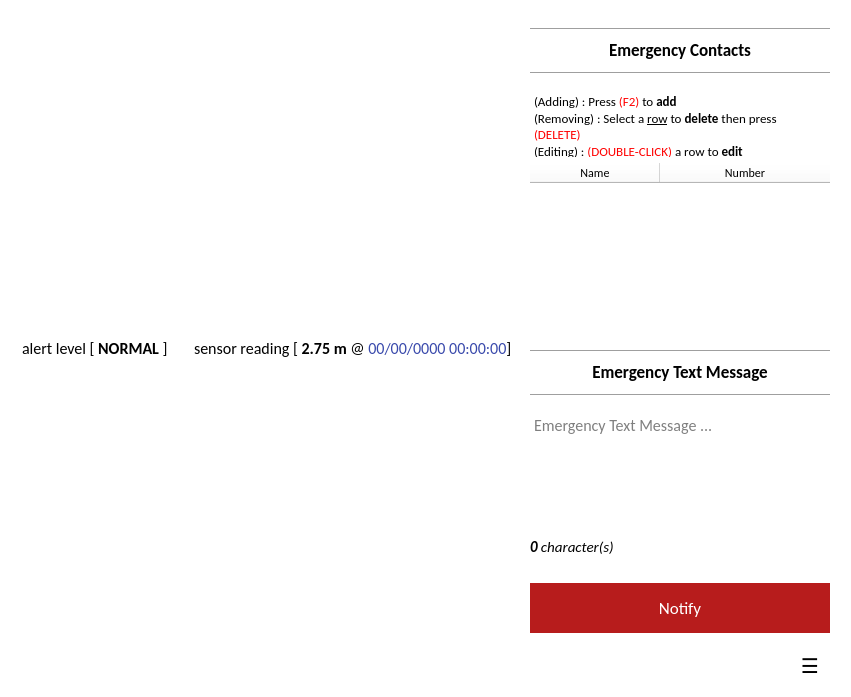
First picture: the form in ufwls.ui, repository drichardcarl/UFWLS, before the edit.
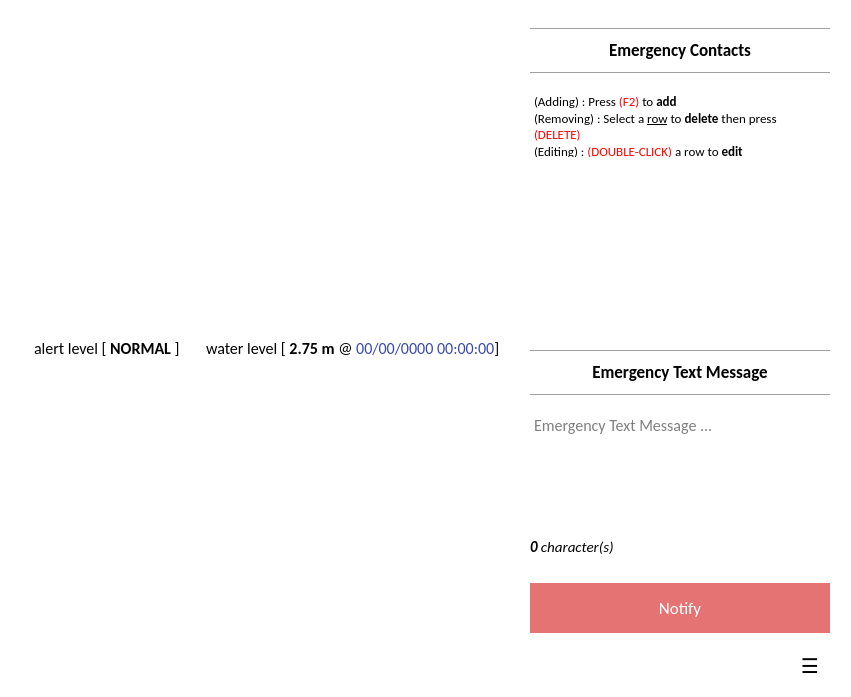
Second picture: the form after the edit. Icons and pictures are not drawn.

```diff
--- a/ufwls.ui
+++ b/ufwls.ui
@@ -128,7 +128,7 @@
             </font>
            </property>
            <property name="text">
-            <string>&lt;html&gt;&lt;head/&gt;&lt;body&gt;&lt;p&gt;sensor reading [ &lt;span style=&quot; font-weight:600;&quot;&gt;2.75 m &lt;/span&gt;@ &lt;span style=&quot; color:#3949ab;&quot;&gt;00/00/0000 00:00:00&lt;/span&gt;]&lt;/p&gt;&lt;/body&gt;&lt;/html&gt;</string>
+            <string>&lt;html&gt;&lt;head/&gt;&lt;body&gt;&lt;p&gt;water level [ &lt;span style=&quot; font-weight:600;&quot;&gt;2.75 m &lt;/span&gt;@ &lt;span style=&quot; color:#3949ab;&quot;&gt;00/00/0000 00:00:00&lt;/span&gt;]&lt;/p&gt;&lt;/body&gt;&lt;/html&gt;</string>
            </property>
           </widget>
          </item>
@@ -328,7 +328,7 @@
           <bool>true</bool>
          </property>
          <attribute name="horizontalHeaderVisible">
-          <bool>true</bool>
+          <bool>false</bool>
          </attribute>
          <attribute name="horizontalHeaderCascadingSectionResizes">
           <bool>false</bool>
@@ -343,7 +343,7 @@
           <bool>true</bool>
          </attribute>
          <attribute name="verticalHeaderVisible">
-          <bool>true</bool>
+          <bool>false</bool>
          </attribute>
          <column>
           <property name="text">
@@ -463,7 +463,10 @@
         </spacer>
        </item>
        <item>
-        <widget class="QPushButton" name="pushButton">
+        <widget class="QPushButton" name="notifyBtn">
+         <property name="enabled">
+          <bool>false</bool>
+         </property>
          <property name="minimumSize">
           <size>
            <width>300</width>
```
Left out of the diff: 3 changed lines with no effect on the pictures.
